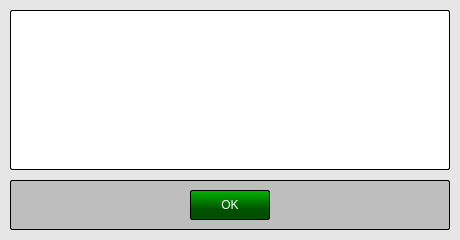
Old version of the form src/forms/ErrorWindow.ui in the repository psv-git/BDOLang.
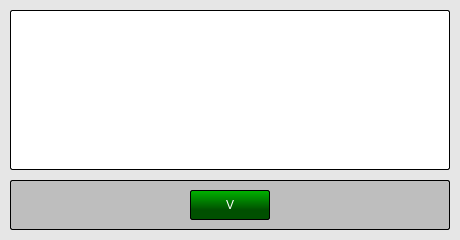
New version of the form. Icons and pictures are not drawn.

```diff
--- a/src/forms/ErrorWindow.ui
+++ b/src/forms/ErrorWindow.ui
@@ -151,7 +151,7 @@
 </string>
     </property>
     <property name="text">
-     <string>OK</string>
+     <string>V</string>
     </property>
    </widget>
   </widget>
```
